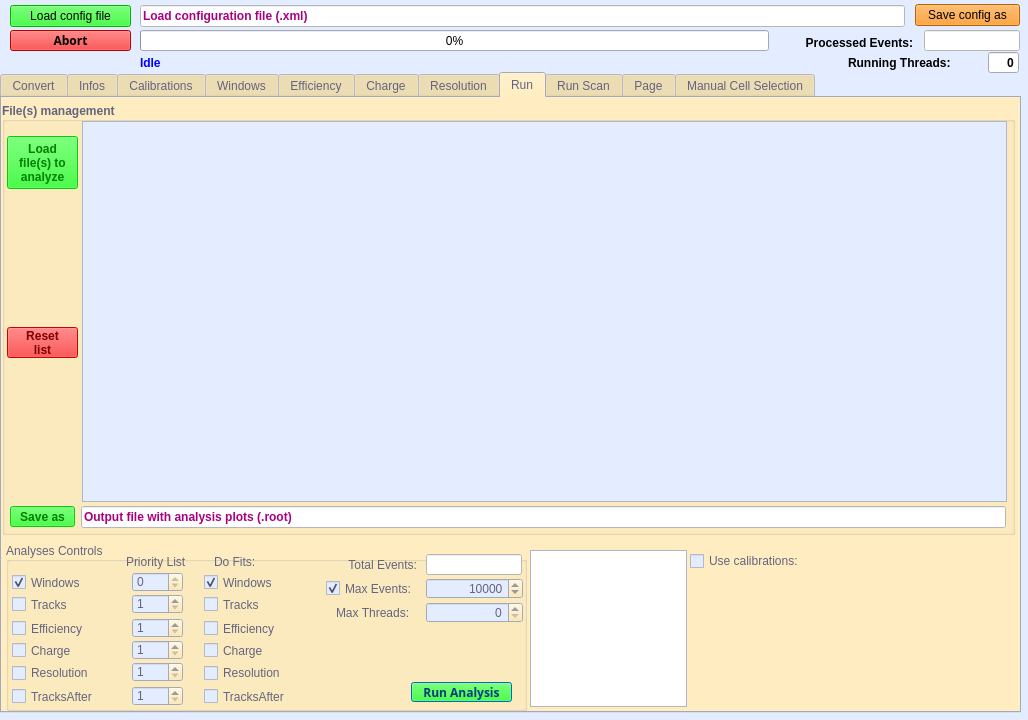
afrankenthal/Chewie, file uiFiles/analyzerdlg.ui: the form before one commit.
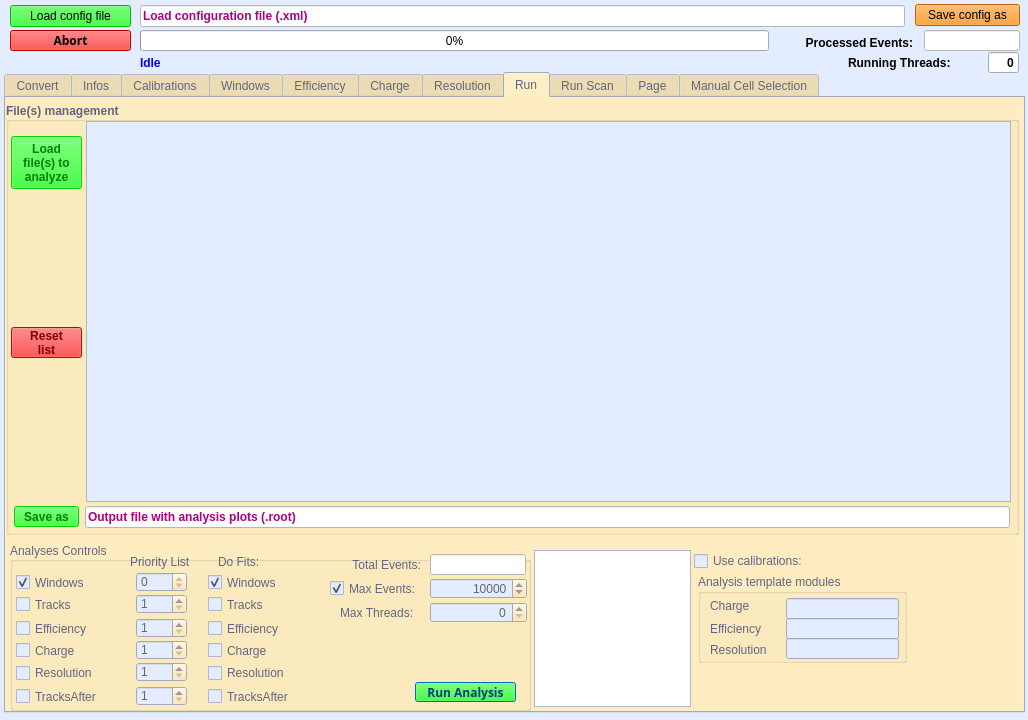
The form after the commit. The open tabs and pages were chosen to show the change. Custom widgets are drawn as their Qt base class.

```diff
--- a/uiFiles/analyzerdlg.ui
+++ b/uiFiles/analyzerdlg.ui
@@ -452,7 +452,7 @@
    </property>
    <property name="geometry">
     <rect>
-     <x>0</x>
+     <x>4</x>
      <y>72</y>
      <width>1021</width>
      <height>641</height>
@@ -12859,6 +12859,88 @@
       </property>
      </widget>
     </widget>
+    <widget class="QGroupBox" name="analysisTemplateGB">
+     <property name="geometry">
+      <rect>
+       <x>692</x>
+       <y>476</y>
+       <width>209</width>
+       <height>89</height>
+      </rect>
+     </property>
+     <property name="title">
+      <string>Analysis template modules</string>
+     </property>
+     <widget class="QLineEdit" name="chargeModuleLE">
+      <property name="geometry">
+       <rect>
+        <x>88</x>
+        <y>24</y>
+        <width>113</width>
+        <height>21</height>
+       </rect>
+      </property>
+     </widget>
+     <widget class="QLabel" name="resolutionTemplateTL">
+      <property name="geometry">
+       <rect>
+        <x>12</x>
+        <y>68</y>
+        <width>77</width>
+        <height>16</height>
+       </rect>
+      </property>
+      <property name="text">
+       <string>Resolution</string>
+      </property>
+     </widget>
+     <widget class="QLabel" name="chargeTemplateTL">
+      <property name="geometry">
+       <rect>
+        <x>12</x>
+        <y>24</y>
+        <width>61</width>
+        <height>16</height>
+       </rect>
+      </property>
+      <property name="text">
+       <string>Charge</string>
+      </property>
+     </widget>
+     <widget class="QLabel" name="efficiencyTemplateTL">
+      <property name="geometry">
+       <rect>
+        <x>12</x>
+        <y>47</y>
+        <width>69</width>
+        <height>16</height>
+       </rect>
+      </property>
+      <property name="text">
+       <string>Efficiency</string>
+      </property>
+     </widget>
+     <widget class="QLineEdit" name="efficiencyModuleLE">
+      <property name="geometry">
+       <rect>
+        <x>88</x>
+        <y>44</y>
+        <width>113</width>
+        <height>21</height>
+       </rect>
+      </property>
+     </widget>
+     <widget class="QLineEdit" name="resolutionModuleLE">
+      <property name="geometry">
+       <rect>
+        <x>88</x>
+        <y>64</y>
+        <width>113</width>
+        <height>21</height>
+       </rect>
+      </property>
+     </widget>
+    </widget>
     <zorder>runFilesManagementGB</zorder>
     <zorder>analysesGB</zorder>
     <zorder>useCalibrationsCB</zorder>
```
Left out of the diff: 3 changed lines with no effect on the pictures.
